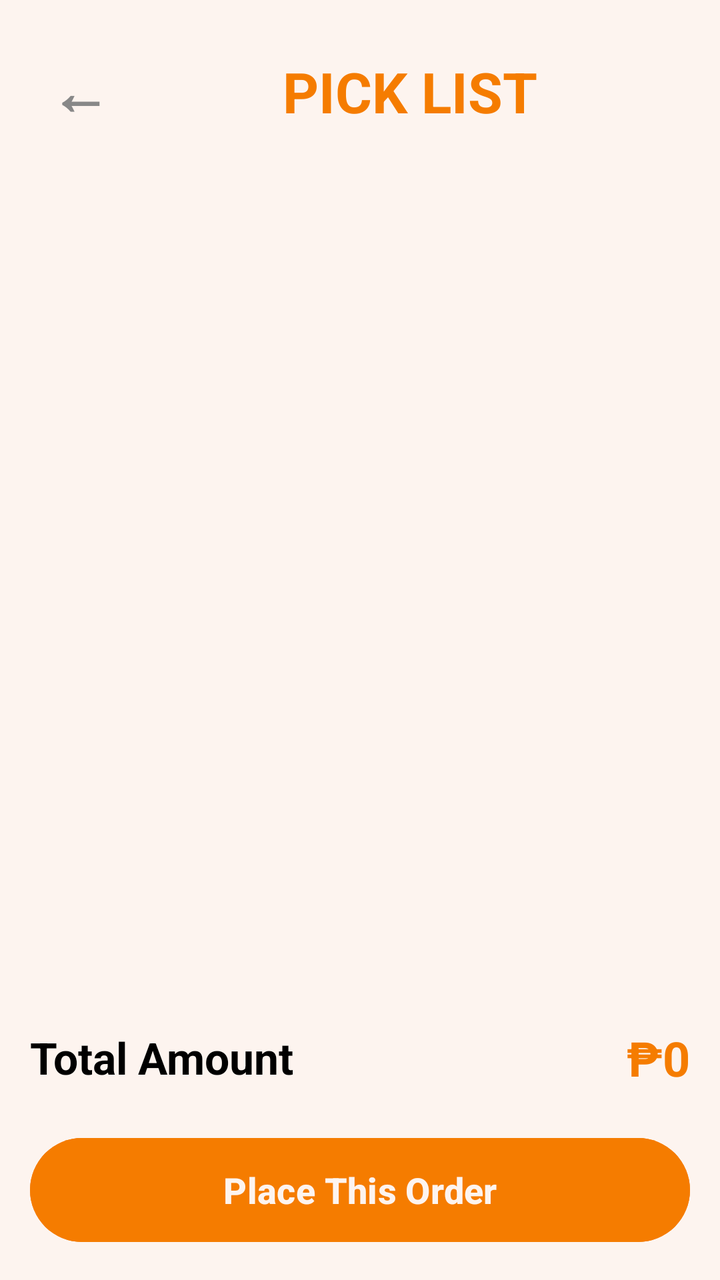
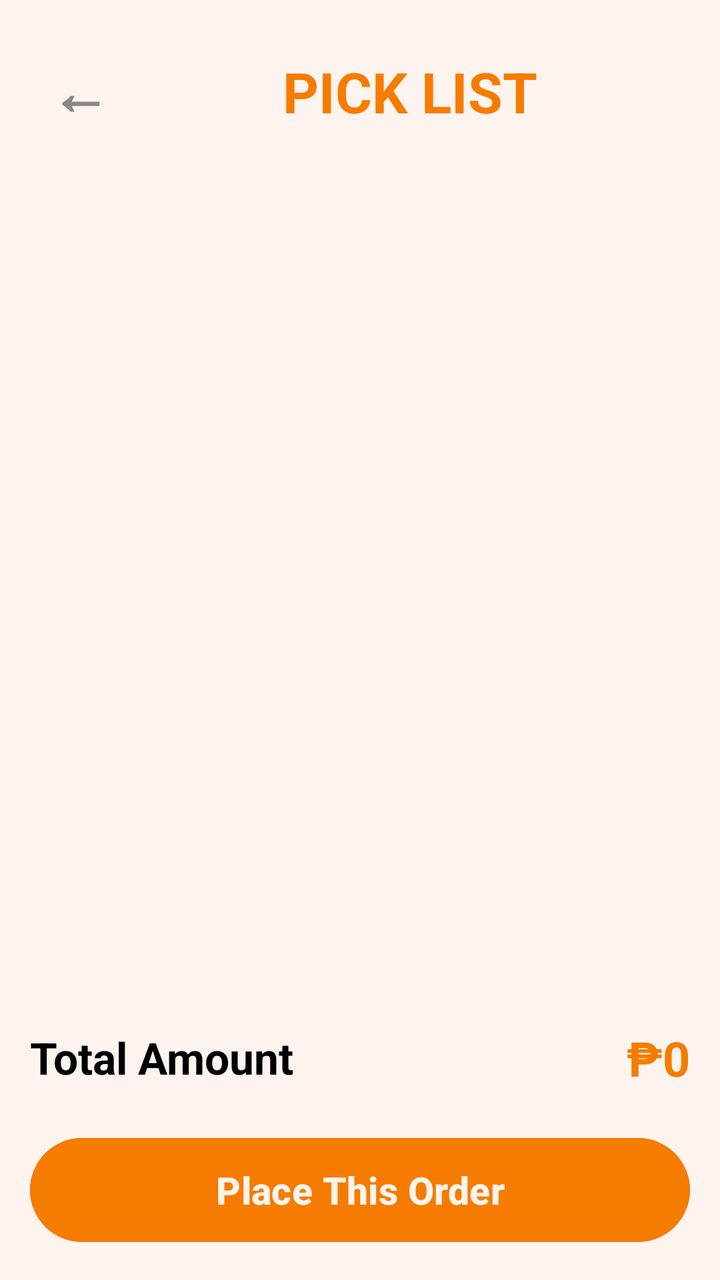

The first picture is an Android layout as it rendered before a commit; the second is the same layout after the commit. The layout source and the unified diff follow.
<!-- AndroidManifest.xml: application theme Theme.YOLO -->
<!-- res/layout/activity_cart.xml -->
<?xml version="1.0" encoding="utf-8"?>
<LinearLayout
    xmlns:android="http://schemas.android.com/apk/res/android"
    xmlns:app="http://schemas.android.com/apk/res-auto"
    android:layout_width="match_parent"
    android:layout_height="match_parent"
    android:orientation="vertical"
    android:background="#FDF4EF"
    android:padding="15dp">

    

    <LinearLayout
        android:layout_width="match_parent"
        android:layout_height="wrap_content"
        android:orientation="horizontal"
        android:gravity="center_vertical"
        android:layout_marginBottom="20dp">

        <TextView
            android:id="@+id/btnBack"
            android:layout_width="wrap_content"
            android:layout_height="wrap_content"
            android:text="←"
            android:textSize="30sp"
            android:textStyle="bold"
            android:textColor="#888888"
            android:padding="10dp"
            android:clickable="true"
            android:focusable="true"/>

        <TextView
            android:layout_width="0dp"
            android:layout_height="wrap_content"
            android:layout_weight="1"
            android:text="PICK LIST"
            android:textSize="28sp"
            android:textStyle="bold"
            android:textColor="#F57C00"
            android:gravity="center"/>

    </LinearLayout>

    

    <androidx.recyclerview.widget.RecyclerView
        android:id="@+id/recyclerCart"
        android:layout_width="match_parent"
        android:layout_height="0dp"
        android:layout_weight="1"/>

    

    <LinearLayout
        android:layout_width="match_parent"
        android:layout_height="wrap_content"
        android:orientation="horizontal"
        android:gravity="center_vertical"
        android:layout_marginTop="10dp">

        <TextView
            android:layout_width="0dp"
            android:layout_height="wrap_content"
            android:layout_weight="1"
            android:text="Total Amount"
            android:textSize="22sp"
            android:textStyle="bold"
            android:textColor="#000000"/>

        <TextView
            android:id="@+id/txtTotal"
            android:layout_width="wrap_content"
            android:layout_height="wrap_content"
            android:text="₱0"
            android:textSize="24sp"
            android:textStyle="bold"
            android:textColor="#F57C00"/>

    </LinearLayout>

    

    <Button
        android:id="@+id/btnOrder"
        android:layout_width="match_parent"
        android:layout_height="60dp"
        android:text="Place This Order"
        android:textStyle="bold"
        android:textSize="18sp"
        android:textColor="#FDF4EF"
        android:backgroundTint="#F57C00"
        android:layout_marginTop="20dp"/>

</LinearLayout>
<!-- resources referenced by this layout -->
<resources>
  <style name="Theme.YOLO" parent="Base.Theme.YOLO" />
  <style name="Base.Theme.YOLO" parent="Theme.Material3.DayNight.NoActionBar">
          
          
      </style>
</resources>

<!-- the commit's change to res/layout/activity_cart.xml (unified diff, before → after) -->
@@ -86,7 +86,7 @@
         android:layout_height="60dp"
         android:text="Place This Order"
         android:textStyle="bold"
-        android:textSize="18sp"
+        android:textSize="19sp"
         android:textColor="#FDF4EF"
         android:backgroundTint="#F57C00"
         android:layout_marginTop="20dp"/>
